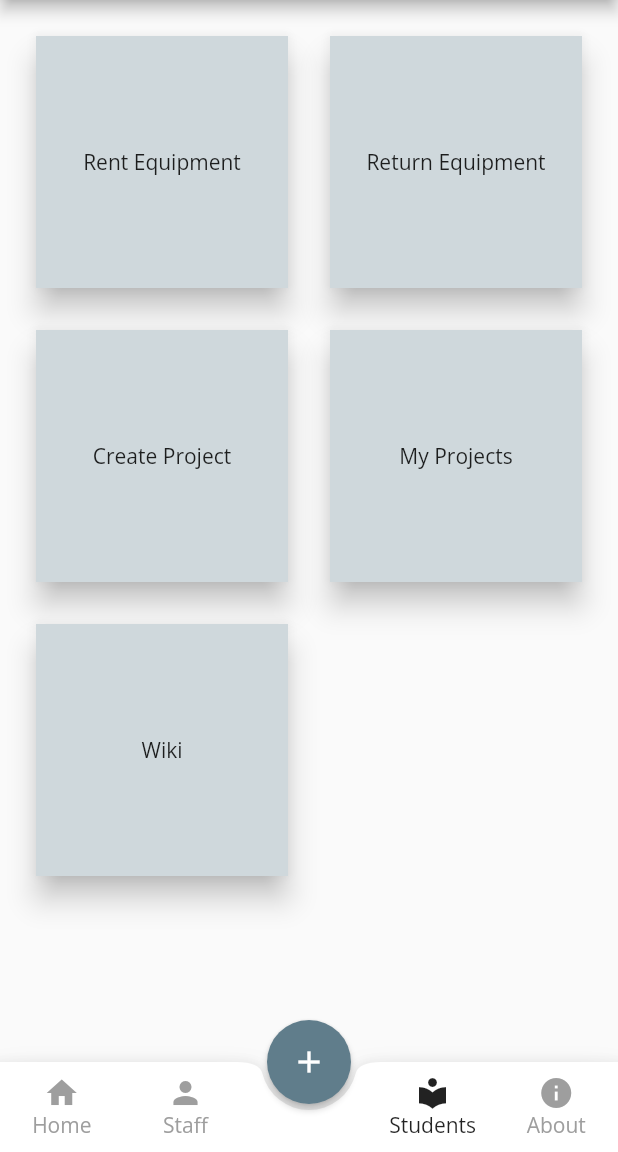
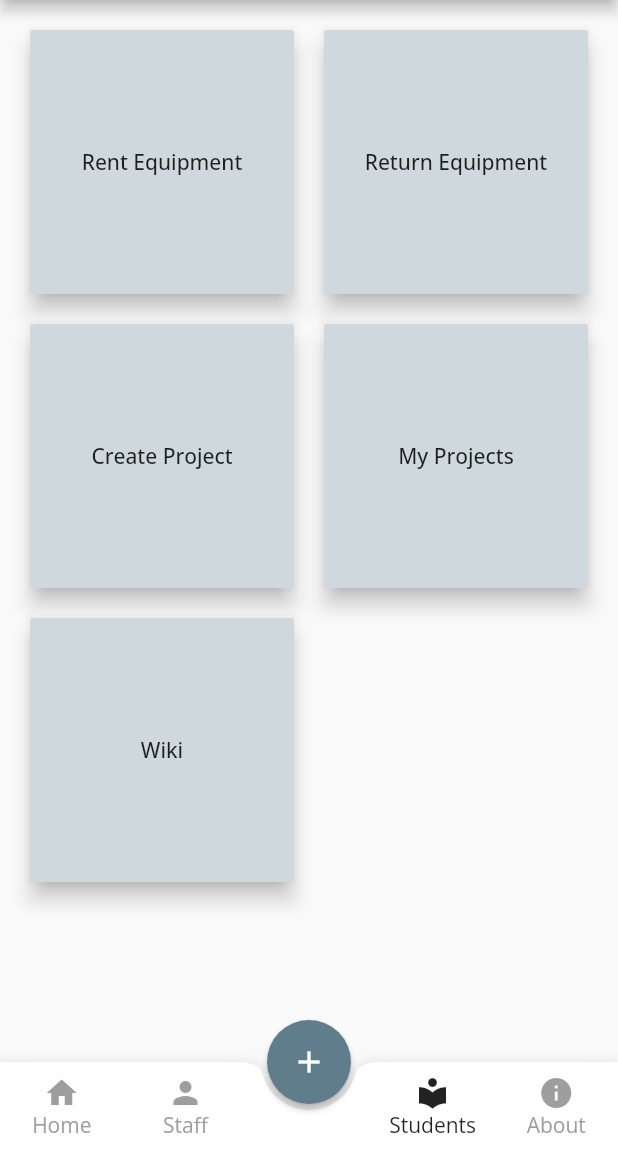
Before and after one commit to viniciusbenite/makerlab2020, a Flutter app: the screen it shows after launch, item 3 of the bottom bar chosen, on a phone screen of 412 x 824 dp, the part 84-1236 px from its top. Run offline on Flutter 3.47's test engine with Material 2 defaults, Android fonts, the light colour scheme and no system bars; our stand-ins replace google_fonts.

Commit message:
change student's cards to buttons

```diff
--- a/makerlab/lib/screens/aboutDetails.dart
+++ b/makerlab/lib/screens/aboutDetails.dart
@@ -242,7 +242,9 @@
         '''),
         InkWell(
           child: Text('WIKI'),
-          onTap: () => launch('https://makerlab2020.herokuapp.com/wiki/'),
+          onTap: () {
+            return launch(wikiUrl);
+          },
         ),
       ],
     ),
--- a/makerlab/lib/screens/students.dart
+++ b/makerlab/lib/screens/students.dart
@@ -1,4 +1,6 @@
 import 'package:flutter/material.dart';
+import 'package:makerlab/utils/src.dart';
+import 'package:url_launcher/url_launcher.dart';
 
 class Student extends StatefulWidget {
   @override
@@ -18,55 +20,62 @@
         mainAxisSpacing: 20,
         crossAxisCount: 2,
         children: <Widget>[
-          Card(
-            elevation: 8.0,
+          RaisedButton(
+            onPressed: () {},
+            elevation: 6.0,
             child: Container(
-              padding: const EdgeInsets.all(8),
+              padding: const EdgeInsets.all(6),
               child: Center(
                 child: Text('Rent Equipment'),
               ),
-              color: Theme.of(context).primaryColorLight,
             ),
+            color: Theme.of(context).primaryColorLight,
           ),
-          Card(
-            elevation: 8.0,
+          RaisedButton(
+            onPressed: () {},
+            elevation: 6.0,
             child: Container(
-              padding: const EdgeInsets.all(8),
+              padding: const EdgeInsets.all(6),
               child: Center(
                 child: Text('Return Equipment'),
               ),
-              color: Theme.of(context).primaryColorLight,
             ),
+            color: Theme.of(context).primaryColorLight,
           ),
-          Card(
-            elevation: 8.0,
+          RaisedButton(
+            onPressed: () {},
+            elevation: 6.0,
             child: Container(
-              padding: const EdgeInsets.all(8),
+              padding: const EdgeInsets.all(6),
               child: Center(
                 child: Text('Create Project'),
               ),
-              color: Theme.of(context).primaryColorLight,
             ),
+            color: Theme.of(context).primaryColorLight,
           ),
-          Card(
-            elevation: 8.0,
+          RaisedButton(
+            onPressed: () {},
+            elevation: 6.0,
             child: Container(
-              padding: const EdgeInsets.all(8),
+              padding: const EdgeInsets.all(6),
               child: Center(
                 child: Text('My Projects'),
               ),
-              color: Theme.of(context).primaryColorLight,
             ),
+            color: Theme.of(context).primaryColorLight,
           ),
-          Card(
-            elevation: 8.0,
+          RaisedButton(
+            elevation: 6.0,
+            onPressed: () {
+              launch(wikiUrl);
+            },
             child: Container(
-              padding: const EdgeInsets.all(8),
+              padding: const EdgeInsets.all(6),
               child: Center(
                 child: Text('Wiki'),
               ),
-              color: Theme.of(context).primaryColorLight,
             ),
+            color: Theme.of(context).primaryColorLight,
           ),
         ],
       ),
--- a/makerlab/lib/utils/src.dart
+++ b/makerlab/lib/utils/src.dart
@@ -8,3 +8,5 @@
 const whatIsMakerlabTitle = 'What is DETI Makerlab';
 const aboutProjectAndTeamTitle = 'Project and Team';
 const aboutWikiTitle = 'About Wiki';
+
+const wikiUrl = 'https://makerlab2020.herokuapp.com/wiki/';
```
